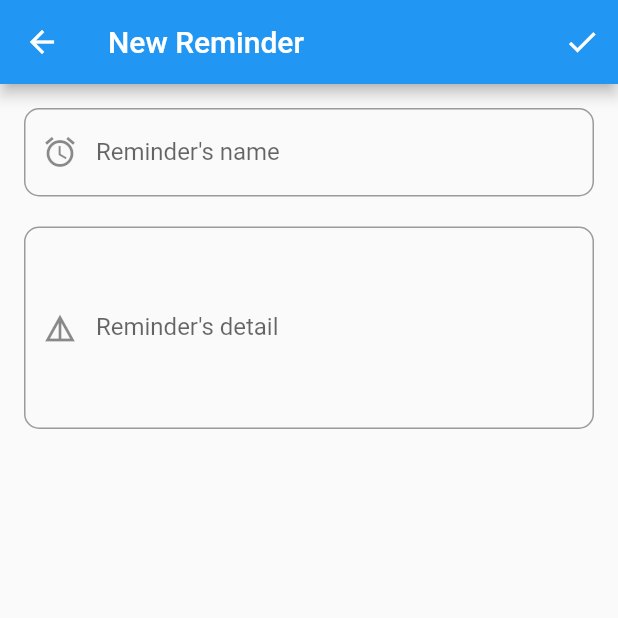
After one commit to Willy502/reminders, a Flutter app: the NewReminderPage screen opened by its route, on a phone screen of 412 x 824 dp, the top half of it. The commit adds this screen. Run offline on Flutter 3.47's test engine with Material 2 defaults, Android fonts, the phone set to English and light mode, and no system bars; our stand-ins replace shared_preferences, sqflite; accounts and stored records are empty.

Commit message:
New Reminder view

```diff
--- /dev/null
+++ b/lib/src/pages/new_reminder_page.dart
@@ -0,0 +1,64 @@
+import 'package:flutter/material.dart';
+import 'package:reminders/src/shared/user_preferences.dart';
+
+class NewReminderPage extends StatelessWidget {
+
+  final TextEditingController _nameController = TextEditingController();
+  final TextEditingController _detailController = TextEditingController();
+  final preferences = UserPreferences();
+
+  @override
+  Widget build(BuildContext context) {
+    return Scaffold(
+      appBar: AppBar(
+        title: Text('New Reminder'),
+        backgroundColor: preferences.colorSecundario ? Colors.indigo : Colors.blue,
+        actions: [
+          IconButton(onPressed: () { _saveReminder(context); }, icon: Icon(Icons.check))
+        ],
+      ),
+      body: Container(
+        padding: EdgeInsets.all(16.0),
+        child: Column(
+          children: [
+            TextField(
+              controller: _nameController,
+              textCapitalization: TextCapitalization.sentences,
+              decoration: InputDecoration(
+                border: OutlineInputBorder(borderRadius: BorderRadius.circular(10.0)),
+                hintText: 'Reminder',
+                labelText: 'Reminder\'s name',
+                prefixIcon: Icon(Icons.alarm)
+              ),
+            ),
+            SizedBox(height: 20.0),
+            TextField(
+              controller: _detailController,
+              textCapitalization: TextCapitalization.sentences,
+              keyboardType: TextInputType.multiline,
+              maxLines: 5,
+              decoration: InputDecoration(
+                border: OutlineInputBorder(borderRadius: BorderRadius.circular(10.0)),
+                hintText: 'Detail',
+                labelText: 'Reminder\'s detail',
+                prefixIcon: Icon(Icons.details)
+              ),
+            ),
+          ],
+        ),
+      ),
+    );
+  }
+
+  void _saveReminder(BuildContext context) {
+    final String name = _nameController.text;
+    final String detail = _detailController.text;
+
+    if (name != "" && detail != "") {
+      // AQUI GUARDO EL REMINDER
+      Navigator.pop(context);
+    } else {
+      ScaffoldMessenger.of(context).showSnackBar(SnackBar(content: Text('Faltan datos')));
+    }
+  }
+}
--- a/lib/src/pages/reminders_page.dart
+++ b/lib/src/pages/reminders_page.dart
@@ -13,6 +13,11 @@ class RemindersPage extends StatelessWidget {
         backgroundColor: preferences.colorSecundario ? Colors.indigo : Colors.blue,
       ),
       drawer: DrawerWidget(),
+      floatingActionButton: FloatingActionButton(
+        child: Icon(Icons.add),
+        backgroundColor: preferences.colorSecundario ? Colors.indigo : Colors.blue,
+        onPressed: () => Navigator.pushNamed(context, 'new_reminder')
+      ),
     );
   }
 }
--- a/lib/src/routes/routes.dart
+++ b/lib/src/routes/routes.dart
@@ -1,10 +1,12 @@
 import 'package:flutter/material.dart';
+import 'package:reminders/src/pages/new_reminder_page.dart';
 import 'package:reminders/src/pages/reminders_page.dart';
 import 'package:reminders/src/pages/settings_page.dart';
 
 Map<String, WidgetBuilder> getApplicatiobRoutes() {
   return <String, WidgetBuilder> {
     'reminders' : (context) => RemindersPage(),
-    'settings' : (context) => SettingsPage()
+    'settings' : (context) => SettingsPage(),
+    'new_reminder' : (context) => NewReminderPage()
   };
 }
```
Also changed, not shown: 1 other file.
